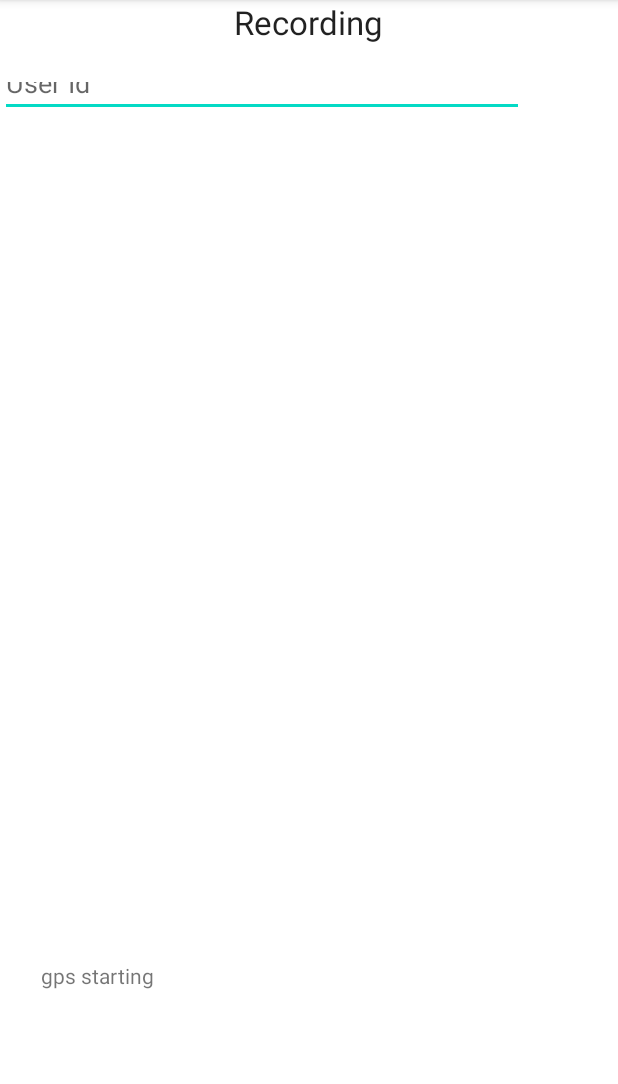
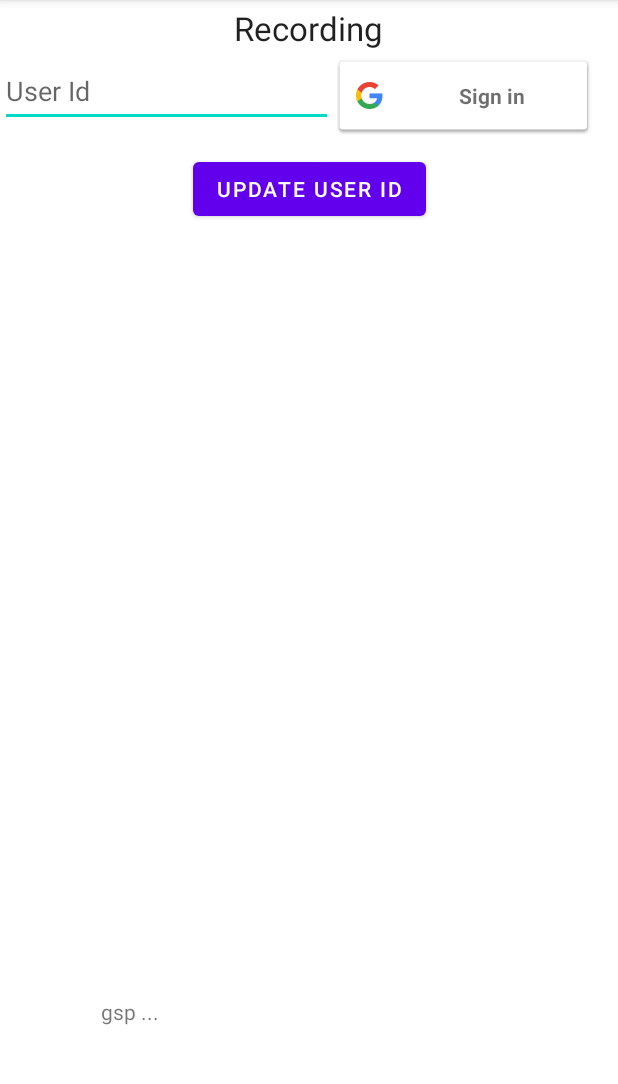
Before and after one commit to kostuk/WarAudioMap, an Android app: the screen it shows after launch (MainActivity), on a phone screen of 412 x 824 dp, the part 84-1168 px from its top. Run offline under Robolectric (Android 15) with nearby library versions, the phone set to English and light mode, and no system bars; our stand-ins replace Firebase (no records; nobody signed in at launch, a user with empty details on screens opened directly); 8 statements that could not run were skipped.

Commit message:
Move monitoring sound tyo service

```diff
--- a/fox-app/app/build.gradle
+++ b/fox-app/app/build.gradle
@@ -28,6 +28,9 @@ android {
         sourceCompatibility JavaVersion.VERSION_1_8
         targetCompatibility JavaVersion.VERSION_1_8
     }
+    buildFeatures{
+        viewBinding true
+    }
     kotlinOptions {
         jvmTarget = '1.8'
     }
@@ -52,6 +55,9 @@ dependencies {
     implementation 'com.google.android.things:androidthings:1.0'
     implementation 'com.google.firebase:firebase-firestore:24.1.2'
     implementation 'com.google.firebase:firebase-common-ktx:20.1.1'
+    implementation 'com.google.firebase:firebase-auth:20.0.4'
+    implementation 'com.google.android.gms:play-services-auth:20.2.0'
+    implementation 'com.google.firebase:firebase-auth-ktx:20.0.4'
     testImplementation 'junit:junit:4.+'
     androidTestImplementation 'androidx.test.ext:junit:1.1.2'
     androidTestImplementation 'androidx.test.espresso:espresso-core:3.3.0'
--- a/fox-app/app/src/main/java/ua/com/foxhunting/MainActivity.kt
+++ b/fox-app/app/src/main/java/ua/com/foxhunting/MainActivity.kt
@@ -24,15 +24,19 @@ package ua.com.foxhunting
 import android.Manifest
 import android.accounts.Account
 import android.accounts.AccountManager
+import android.content.ComponentName
 import android.content.Context
+import android.content.Intent
+import android.content.ServiceConnection
 import android.content.pm.PackageManager
 import android.location.Location
 import android.location.LocationListener
 import android.location.LocationManager
 import android.media.AudioRecord
 import android.os.Bundle
+import android.os.IBinder
 import android.util.Log
-import android.view.View
+import android.widget.Button
 import android.widget.EditText
 import android.widget.TextView
 import android.widget.Toast
@@ -40,9 +44,19 @@ import androidx.appcompat.app.AppCompatActivity
 import androidx.core.app.ActivityCompat
 import androidx.core.content.ContextCompat
 import androidx.core.widget.addTextChangedListener
+import com.google.android.gms.auth.api.identity.BeginSignInRequest
+import com.google.android.gms.auth.api.identity.Identity
+import com.google.android.gms.auth.api.identity.SignInClient
+import com.google.android.gms.auth.api.signin.GoogleSignIn
+import com.google.android.gms.common.api.ApiException
 import com.google.android.things.device.TimeManager
+import com.google.firebase.auth.FirebaseAuth
+import com.google.firebase.auth.FirebaseUser
+import com.google.firebase.auth.GoogleAuthProvider
+import com.google.firebase.auth.ktx.auth
 import com.google.firebase.firestore.FieldValue
 import com.google.firebase.firestore.FirebaseFirestore
+import com.google.firebase.ktx.Firebase
 import org.tensorflow.lite.support.audio.TensorAudio
 import org.tensorflow.lite.support.label.Category
 import org.tensorflow.lite.task.audio.classifier.AudioClassifier
@@ -53,94 +67,95 @@ import java.util.*
 import kotlin.concurrent.scheduleAtFixedRate
 
 
-class MainActivity : AppCompatActivity(), LocationListener {
+class MainActivity : AppCompatActivity() {
+    private lateinit var  oneTapClient: SignInClient
     private var sampleRate: Int=0
     var TAG = "MainActivity"
-    var USER_ID_KEY = "user_id"
-    var LATTITUDE_KEY = "latitude"
-    var LONGITUDE_KEY = "longitude"
 
 
-    // TODO 2.1: defines the model to be used
-    var modelPath = "pushki_model.tflite"
-
-    // TODO 2.2: defining the minimum threshold
-    var probabilityThreshold: Float = 0.75f
-    var probabilityThresholdOld: Float = 0.8f
-    var silence: String = "Silence"
-    var pushka: String = "pushka"
-    lateinit var userId: String
     lateinit var tvOutput: TextView
     private lateinit var locationManager: LocationManager
     private val locationPermissionCode = 2
     private lateinit var tvGpsLocation: TextView
     private lateinit var tvLog: TextView
+    private lateinit var tvAudioRecorderSpecs: TextView
+
     private lateinit var editUserId: EditText
 
     private lateinit var tensor: TensorAudio;
     private lateinit var record: AudioRecord;
     private lateinit var classifier: AudioClassifier;
     private lateinit var pukEvents: ArrayList<PukEvent>;
+    private lateinit var mService: SoundService
+    private var mBound: Boolean = false
 
     lateinit var timeManager: TimeManager;
     lateinit var calendar: Calendar;
     var curLocation:Location?=null;
     var  curLatitude:Double?=null
     var  curLongitude:Double?=null
-    //private lateinit var auth: FirebaseAuth
-    //private lateinit var googleSignInClient: GoogleSignInClient
+    private lateinit var auth: FirebaseAuth
     private val REQ_ONE_TAP = 2  // Can be any integer unique to the Activity
     private var showOneTapUI = true
 
     override fun onSaveInstanceState(outState: Bundle) {
         super.onSaveInstanceState(outState)
-        outState.putString(USER_ID_KEY, userId)
-        if(curLatitude!=null)
-            outState.putDouble(LATTITUDE_KEY, curLatitude!!)
-        if(curLongitude!=null)
-        outState.putDouble(LONGITUDE_KEY, curLongitude!!)
+
+    }
+    /* Defines callbacks for service binding, passed to bindService()  */
+    private val connection = object : ServiceConnection {
+
+        override fun onServiceConnected(className: ComponentName, service: IBinder) {
+            // We've bound to LocalService, cast the IBinder and get LocalService instance
+            val binder = service as SoundService.SoundBinder
+            mService = binder.getService()
+            mBound = true
+            editUserId.setText(mService.userId)
+            tvAudioRecorderSpecs.text = mService.recorderSpecs
+
+        }
+
+        override fun onServiceDisconnected(arg0: ComponentName) {
+            mBound = false
+        }
     }
     override fun onStart() {
         super.onStart()
         // Check if user is signed in (non-null) and update UI accordingly.
-        //val currentUser = auth.currentUser
-        //updateUI(currentUser)
+        var currentUser = auth.currentUser
+        updateUI(currentUser)
+        Intent(this, SoundService::class.java).also { intent ->
+            bindService(intent, connection, Context.BIND_AUTO_CREATE)
+        }
 
     }
     override fun onCreate(savedInstanceState: Bundle?) {
         super.onCreate(savedInstanceState)
         setContentView(R.layout.activity_main)
-
         // [START config_signin]
         // Configure Google Sign In
-        /*
-        val gso = GoogleSignInOptions.Builder(GoogleSignInOptions.DEFAULT_SIGN_IN)
-            .requestIdToken(getString(R.string.default_web_client_id))
-            .requestEmail()
-            .build()
-
-        googleSignInClient = GoogleSignIn.getClient(this, gso)
-        */
+        oneTapClient = Identity.getSignInClient(this)
+        var signInRequest = BeginSignInRequest.builder()
+            .setGoogleIdTokenRequestOptions(
+                BeginSignInRequest.GoogleIdTokenRequestOptions.builder()
+                .setSupported(true)
+                // Your server's client ID, not your Android client ID.
+                .setServerClientId(getString(R.string.default_web_client_id))
+                // Only show accounts previously used to sign in.
+                .setFilterByAuthorizedAccounts(true)
+                .build())
+        oneTapClient.beginSignIn(signInRequest.build())
 
         // [END config_signin]
 
 
         // [START initialize_auth]
         // Initialize Firebase Auth
-        // auth = Firebase.auth
+        auth = Firebase.auth
         // [END initialize_auth]
-        editUserId.addTextChangedListener { userId = it.toString() }
 
-        pukEvents = ArrayList()
-        userId = ""
-        if (savedInstanceState != null) {
-            val u  = savedInstanceState.getString(USER_ID_KEY)
-            if(u!=null) userId = u
-            if(savedInstanceState.containsKey(LATTITUDE_KEY)) {
-                curLatitude  = savedInstanceState.getDouble(LATTITUDE_KEY)
-                curLongitude = savedInstanceState.getDouble(LONGITUDE_KEY)
-            }
-        }
+
+       /*
         if(userId=="") {
             userId = UUID.randomUUID().toString()
             val am: AccountManager = AccountManager.get(this) // "this" references the current Context
@@ -150,12 +165,29 @@ class MainActivity : AppCompatActivity(), LocationListener {
             }
         }
 
+        */
+        editUserId = findViewById<EditText>(R.id.editUserId)
+        tvLog = findViewById<EditText>(R.id.tvLog)
+        tvGpsLocation = findViewById<EditText>(R.id.tvGpsLocation)
+        tvOutput = findViewById<EditText>(R.id.output)
+        tvAudioRecorderSpecs = findViewById<EditText>(R.id.tvAudioRecorderSpecs)
+
+        findViewById<Button>(R.id.btSetUserId).setOnClickListener {
+            if(mBound){
+                mService.userId = editUserId.text.toString()
+                mService.recorderSpecs
+                mService.saveSetting()
+            }
+        }
+        /*
+        editUserId.addTextChangedListener { userId = it.toString() }
+        editUserId.setText(userId)
+        */
         getLocation();
-
         try {
             calendar = Calendar.getInstance();
-            timeManager = TimeManager.getInstance()
-            timeManager.setAutoTimeEnabled(true)
+            //timeManager = TimeManager.getInstance()
+            //timeManager.setAutoTimeEnabled(true)
 
         }catch (e: Exception) {
             val toast = Toast.makeText(
@@ -169,28 +201,13 @@ class MainActivity : AppCompatActivity(), LocationListener {
 
         try {
         val REQUEST_RECORD_AUDIO = 1337
-        requestPermissions(arrayOf(Manifest.permission.RECORD_AUDIO), REQUEST_RECORD_AUDIO)
+        requestPermissions(arrayOf(
+            Manifest.permission.RECORD_AUDIO,
+            Manifest.permission.ACCESS_FINE_LOCATION,
+            Manifest.permission.GET_ACCOUNTS,
+            Manifest.permission.INTERNET,
+        ), REQUEST_RECORD_AUDIO)
 
-        tvOutput = findViewById<TextView>(R.id.output)
-            tvLog = findViewById<TextView>(R.id.tvLog)
-        val recorderSpecsTextView = findViewById<TextView>(R.id.textViewAudioRecorderSpecs)
-
-        // TODO 2.3: Loading the model from the assets folder
-        classifier = AudioClassifier.createFromFile(this, modelPath)
-
-        // TODO 3.1: Creating an audio recorder
-        tensor = classifier.createInputTensorAudio()
-
-        // TODO 3.2: showing the audio recorder specification
-        val format = classifier.requiredTensorAudioFormat
-        val recorderSpecs = "Number Of Channels: ${format.channels}\n" +
-                "Sample Rate: ${format.sampleRate}"
-            sampleRate= format.sampleRate
-        recorderSpecsTextView.text = recorderSpecs
-
-        // TODO 3.3: Creating
-        record = classifier.createAudioRecord()
-        record.startRecording()
     }catch (e: Exception) {
         Toast.makeText(
             applicationContext,
@@ -200,123 +217,75 @@ class MainActivity : AppCompatActivity(), LocationListener {
             Log.i("ML", e.toString())
     }
         Log.i("Yamnet", "scheduleAtFixedRate!")
-    Timer().scheduleAtFixedRate(1, 500) {
-            try{
-            // TODO 4.1: Classifing audio data
-
-            val numberOfSamples = tensor.load(record)
-            val output = classifier.classify(tensor)
-
-            // TODO 4.2: Filtering out classifications with low probability
-            val filteredModelOutputOld = output[0].categories.filter {
-                it.score > probabilityThresholdOld
-            }.sortedBy { -it.score }
-
-            var modelOld: Category? =  null;
-            if(filteredModelOutputOld.isNotEmpty())
-                modelOld = filteredModelOutputOld[0];
-
-            val filteredModelOutput = output[1].categories.filter {
-                it.score > probabilityThreshold
-            }.sortedBy { -it.score }
-            var model: Category? =  null;
-            if(filteredModelOutput.isNotEmpty())
-                model = filteredModelOutput[0];
-
-            // TODO 4.3: Creating a multiline string with the filtered results
-            var outputStrOld =
-                filteredModelOutputOld.sortedBy { -it.score }
-                    .joinToString(separator = "\n") { "${it.label} -> ${it.score} " }
-            var outputStr =
-                filteredModelOutput.sortedBy { -it.score }
-                .joinToString(separator = "\n") { "${it.label} -> ${it.score} " }
-
-            // TODO 4.4: Updating the UI
-            if (outputStr.isNotEmpty())
+        Timer().scheduleAtFixedRate(1, 2000) {
+            if(mBound){
                 runOnUiThread {
-                        tvOutput.text = outputStr+outputStrOld
+                    tvLog.text =  mService.LogOut
+                    if(mService.curLocation!=null) {
+                        tvGpsLocation.text =
+                            "Latitude: " + "%.3f".format(mService.curLatitude) + " , Longitude: " + "%.3f".format(
+                                mService.curLongitude
+                            )
+                    }else{
+                        tvGpsLocation.text="gsp ..."
+                    }
+                    var events:String=""
+                    for (event in mService.pukEvents.reversed()){
+                        val df: DateFormat = SimpleDateFormat("HH:mm:ss")
+                        events += df.format(event.time)+ " "+"%.3f".format(event.maxValue) + " "+" - ${event.type}\n"
+                    }
+                    tvOutput.text = events;
                 }
-                if(modelOld==null || modelOld.label!=silence){
-                    // Dont silence
-                    if(model!=null && model.label==pushka){
-                        val  currentTime = calendar.getTime();
-                        var event = PukEvent()
-                        event.score = model.score;
-                        if(curLatitude!=null) {
-                            event.latitude = curLatitude
-                            event.longitude = curLongitude
-                        }
-                        event.type = model.label;
-                        event.userId = userId;
-                        var buffer = tensor.tensorBuffer.floatArray
-                        var maxIndex:Int =0
-                        var maxValue:Float = 0F
-                        for ((index, value) in buffer.withIndex()){
-                                if( abs(value)>maxValue){
-                                    maxValue = abs(value)
-                                    maxIndex = index
-                                }
-                        }
-                        event.maxIndex = maxIndex;
-                        event.maxValue = maxValue;
-                        // Add offset
-                        var offSet = (buffer.size-1-maxValue)*1000/sampleRate
-                        currentTime.time = (currentTime.time-offSet).toLong()
-                        event.time =currentTime
-
-
-                            pukEvents.add(event)
-                        runOnUiThread {
-                            val df: DateFormat = SimpleDateFormat("HH:mm:ss")
-                            tvLog.text = df.format(event.time)+ " "+"%.3f".format(event.maxValue) + " "+" - ${model.label}\n" + tvLog.text
-                        }
-                        sendToDb()
-                    }
-                }
-            }catch (e: Exception) {
-                Log.i("Yamnet", e.toString());
             }
         }
     }
-    /*
     override fun onActivityResult(requestCode: Int, resultCode: Int, data: Intent?) {
         super.onActivityResult(requestCode, resultCode, data)
-
-        // Result returned from launching the Intent from GoogleSignInApi.getSignInIntent(...);
-        if (requestCode == RC_SIGN_IN) {
-            val task = GoogleSignIn.getSignedInAccountFromIntent(data)
-            try {
-                // Google Sign In was successful, authenticate with Firebase
-                val account = task.getResult(ApiException::class.java)!!
-                Log.d(TAG, "firebaseAuthWithGoogle:" + account.id)
-                firebaseAuthWithGoogle(account.idToken!!)
-            } catch (e: ApiException) {
-                // Google Sign In failed, update UI appropriately
-                Log.w(TAG, "Google sign in failed", e)
+        val googleCredential = oneTapClient.getSignInCredentialFromIntent(data)
+        val idToken = googleCredential.googleIdToken
+            /*
+        when {
+            idToken != null -> {
+                // Got an ID token from Google. Use it to authenticate
+                // with Firebase.
+                val firebaseCredential = GoogleAuthProvider.getCredential(idToken, null)
+                auth.signInWithCredential(firebaseCredential)
+                    .addOnCompleteListener(this) { task ->
+                        if (task.isSuccessful) {
+                            // Sign in success, update UI with the signed-in user's information
+                            Log.d(TAG, "signInWithCredential:success")
+                            val user = auth.currentUser
+                            updateUI(user)
+                        } else {
+                            // If sign in fails, display a message to the user.
+                            Log.w(TAG, "signInWithCredential:failure", task.exception)
+                            updateUI(null)
+                        }
+                    }
+            }
+            else -> {
+                // Shouldn't happen.
+                Log.d(TAG, "No ID token!")
             }
         }
+
+             */
     }
     private fun updateUI(user: FirebaseUser?) {
 
     }
-    */
+    public  fun signOut(){
+        Firebase.auth.signOut()
+    }
 
     private fun getLocation() {
         locationManager = getSystemService(Context.LOCATION_SERVICE) as LocationManager
         if ((ContextCompat.checkSelfPermission(this, Manifest.permission.ACCESS_FINE_LOCATION) != PackageManager.PERMISSION_GRANTED)) {
             ActivityCompat.requestPermissions(this, arrayOf(Manifest.permission.ACCESS_FINE_LOCATION), locationPermissionCode)
         }
-        locationManager.requestLocationUpdates(LocationManager.GPS_PROVIDER, 5000, 5f, this)
 
     }
-    override fun onLocationChanged(location: Location) {
-        this.curLocation = location;
-        curLatitude = this.curLocation!!.latitude;
-        curLongitude = this.curLocation!!.longitude;
 
-        tvGpsLocation = findViewById(R.id.tvGpsLocation)
-        tvGpsLocation.text = "Latitude: " + "%.3f".format(location.latitude) + " , Longitude: " + "%.3f".format(location.longitude)
-    }
     override fun onRequestPermissionsResult(requestCode: Int,
                                             permissions: Array<out String>,
                                             grantResults: IntArray) {
@@ -329,45 +298,4 @@ class MainActivity : AppCompatActivity(), LocationListener {
             }
         }
     }
-    fun sendToDb(){
-        Log.i("FirebaseDatabase", "Write!")
-        val db = FirebaseFirestore.getInstance()
-
-
-
-        for (event  in pukEvents){
-            // Create a new user with a first and last name
-            val lat= event.latitude?:curLatitude
-            val lon= event.longitude?:curLongitude
-            val ev: HashMap<String, Any> = HashMap()
-
-            event.time?.let {
-                ev.put("time", it)
-                ev.put("time_ms", it.time)
-            }
-            ev.put("score", event.score)
-            lat?.let { ev.put("latitude", it) }
-            lon?.let { ev.put("longitude", it) }
-            event.userId?.let { ev.put("userId", it) }
-            event.type?.let { ev.put("type", it) }
-            ev.put("maxIndex", event.maxIndex)
-            ev.put("maxValue", event.maxValue)
-             ev.put("created", FieldValue.serverTimestamp())
-            ev.put("createdLocal", calendar.getTime())
-            ev.put("createdLocal_mc", calendar.getTime().time)
-            // Add a new document with a generated ID
-
-            db.collection("events")
-                .add(ev)
-                .addOnSuccessListener { documentReference ->
-                    Log.d(TAG, "DocumentSnapshot added with ID: ${documentReference.id}")
-                }
-                .addOnFailureListener { e ->
-                    Log.w(TAG, "Error adding document", e)
-                }
-        }
-
-
-        pukEvents.clear()
-    }
 }
--- a/fox-app/app/src/main/res/layout/activity_main.xml
+++ b/fox-app/app/src/main/res/layout/activity_main.xml
@@ -10,9 +10,9 @@
         android:id="@+id/tvGpsLocation"
         android:layout_width="0dp"
         android:layout_height="wrap_content"
-        android:text="gps starting"
-        app:layout_constraintBottom_toTopOf="@+id/textViewAudioRecorderSpecs"
-        app:layout_constraintEnd_toEndOf="@+id/textViewAudioRecorderSpecs"
+        android:text="@string/gps_starting"
+        app:layout_constraintBottom_toTopOf="@+id/tvAudioRecorderSpecs"
+        app:layout_constraintEnd_toEndOf="@+id/tvAudioRecorderSpecs"
         app:layout_constraintHorizontal_bias="0.0"
         app:layout_constraintStart_toStartOf="@+id/output"
         app:layout_constraintTop_toBottomOf="@+id/scrollView2"
@@ -20,23 +20,23 @@
 
     <TextView
         android:id="@+id/output"
-        android:layout_width="356dp"
-        android:layout_height="99dp"
+        android:layout_width="277dp"
+        android:layout_height="72dp"
         android:gravity="center"
         android:lines="5"
         android:textAppearance="@style/TextAppearance.AppCompat.Medium"
         app:layout_constraintBottom_toBottomOf="parent"
-        app:layout_constraintHorizontal_bias="0.49"
         app:layout_constraintLeft_toLeftOf="parent"
         app:layout_constraintRight_toRightOf="parent"
         app:layout_constraintTop_toTopOf="parent"
-        app:layout_constraintVertical_bias="0.137" />
+        app:layout_constraintVertical_bias="0.232" />
 
     <TextView
         android:id="@+id/textView"
         android:layout_width="wrap_content"
         android:layout_height="wrap_content"
-        android:text="Recording"
+        android:layout_marginTop="4dp"
+        android:text="@string/recording"
         android:textAppearance="@style/TextAppearance.AppCompat.Large"
         app:layout_constraintEnd_toEndOf="parent"
         app:layout_constraintHorizontal_bias="0.498"
@@ -44,46 +44,63 @@
         app:layout_constraintTop_toTopOf="parent" />
 
     <TextView
-        android:id="@+id/textViewAudioRecorderSpecs"
+        android:id="@+id/tvAudioRecorderSpecs"
         android:layout_width="350dp"
         android:layout_height="43dp"
-        android:layout_marginBottom="36dp"
+        android:layout_marginBottom="16dp"
         android:gravity="center"
         app:layout_constraintBottom_toBottomOf="parent"
         app:layout_constraintEnd_toEndOf="parent"
+        app:layout_constraintHorizontal_bias="0.491"
         app:layout_constraintStart_toStartOf="parent" />
 
     <ScrollView
         android:id="@+id/scrollView2"
         android:layout_width="413dp"
         android:layout_height="397dp"
-        android:layout_marginTop="28dp"
+        android:layout_marginTop="12dp"
         app:layout_constraintStart_toStartOf="parent"
         app:layout_constraintTop_toBottomOf="@+id/output">
 
-        <LinearLayout
+        <TextView
+            android:id="@+id/tvLog"
             android:layout_width="match_parent"
-            android:layout_height="wrap_content"
-            android:orientation="vertical">
-
-            <TextView
-                android:id="@+id/tvLog"
-                android:layout_width="421dp"
-                android:layout_height="325dp" />
-
-        </LinearLayout>
+            android:layout_height="wrap_content" />
     </ScrollView>
 
-    <EditText
-        android:id="@+id/editUserId"
-        android:layout_width="349dp"
-        android:layout_height="33dp"
-        android:ems="10"
-        android:hint="User Id"
-        android:inputType="textPersonName"
+    <Button
+        android:id="@+id/btSetUserId"
+        android:layout_width="wrap_content"
+        android:layout_height="wrap_content"
+        android:text="@string/update_user_id"
         app:layout_constraintBottom_toTopOf="@+id/output"
+        app:layout_constraintEnd_toEndOf="parent"
+        app:layout_constraintStart_toStartOf="parent"
+        app:layout_constraintTop_toBottomOf="@+id/linearLayout" />
+
+    <LinearLayout
+        android:id="@+id/linearLayout"
+        android:layout_width="396dp"
+        android:layout_height="54dp"
+        android:layout_marginTop="3dp"
+        android:orientation="horizontal"
         app:layout_constraintTop_toBottomOf="@+id/textView"
-        app:layout_constraintVertical_bias="0.545"
-        tools:layout_editor_absoluteX="32dp" />
+        tools:layout_editor_absoluteX="3dp">
+
+        <EditText
+            android:id="@+id/editUserId"
+            android:layout_width="222dp"
+            android:layout_height="48dp"
+            android:autofillHints=""
+            android:ems="10"
+            android:hint="@string/user_id"
+            android:inputType="textPersonName" />
+
+        <com.google.android.gms.common.SignInButton
+            android:id="@+id/SignInButton"
+            android:layout_width="match_parent"
+            android:layout_height="match_parent"></com.google.android.gms.common.SignInButton>
+
+    </LinearLayout>
 
 </androidx.constraintlayout.widget.ConstraintLayout>
--- a/fox-app/app/src/main/res/values/strings.xml
+++ b/fox-app/app/src/main/res/values/strings.xml
@@ -1,4 +1,8 @@
 <resources>
     <string name="app_name">Fox Hunter</string>
     <string name="preference_user_id">userId</string>
+    <string name="update_user_id">Update user id</string>
+    <string name="gps_starting">gps starting</string>
+    <string name="recording">Recording</string>
+    <string name="user_id">User Id</string>
 </resources>
--- a/fox-app/build.gradle
+++ b/fox-app/build.gradle
@@ -7,7 +7,7 @@ buildscript {
     }
     dependencies {
         classpath 'com.android.tools.build:gradle:4.1.3'
-        classpath "org.jetbrains.kotlin:kotlin-gradle-plugin:$kotlin_version"
+        classpath "org.jetbrains.kotlin:kotlin-gradle-plugin:1.6.21"
         classpath 'com.google.gms:google-services:4.3.10'
 
         // NOTE: Do not place your application dependencies here; they belong
```
Also changed, not shown: fox-app/app/src/main/AndroidManifest.xml (+8 -1 lines), fox-app/app/src/main/java/ua/com/foxhunting/SoundService.kt (added, +286 -0 lines).
